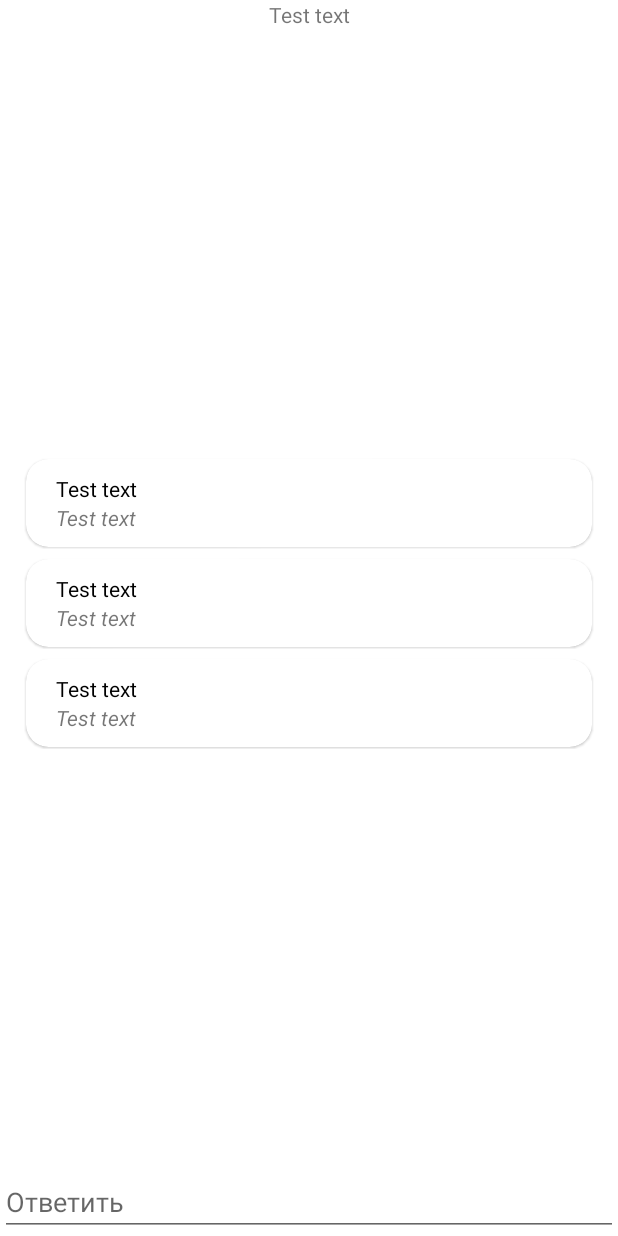
After one commit to AIResClub/icton-site-mobile-app, an Android app: the layout answer_ict_question_fragment.xml on its own in the app's theme, with its tools: preview values and no code run, on a phone screen of 412 x 824 dp. The commit adds this screen. Run offline under Robolectric (Android 15) with nearby library versions, the phone set to English and light mode, and no system bars.

Commit message:
XML for answers

```diff
--- a/app/src/main/java/com/itmo/ictmobile/data/models/Question.kt
+++ b/app/src/main/java/com/itmo/ictmobile/data/models/Question.kt
@@ -1,6 +1,7 @@
 package com.itmo.ictmobile.data.models
 
 data class Question(
+    var id: String = "",
     var author: String = "",
     var username: String = "",
     var questionText: String = "",
--- /dev/null
+++ b/app/src/main/java/com/itmo/ictmobile/data/remote/firebase/answer/AnswerRepository.kt
@@ -0,0 +1,5 @@
+package com.itmo.ictmobile.data.remote.firebase.answer
+
+class AnswerRepository {
+
+}
--- /dev/null
+++ b/app/src/main/java/com/itmo/ictmobile/data/remote/firebase/answer/AnswerService.kt
@@ -0,0 +1 @@
+package com.itmo.ictmobile.data.remote.firebase.answer
--- a/app/src/main/java/com/itmo/ictmobile/data/remote/firebase/question/QuestionRepository.kt
+++ b/app/src/main/java/com/itmo/ictmobile/data/remote/firebase/question/QuestionRepository.kt
@@ -35,6 +35,7 @@ class QuestionRepository(private val database: FirebaseFirestore) {
                         for (doc in snapshot) {
                             questions.add(
                                 Question(
+                                    doc.id,
                                     doc.getString("author")!!,
                                     doc.getString("username")!!,
                                     doc.getString("questionText")!!,
--- a/app/src/main/java/com/itmo/ictmobile/screens/askIct/AskIctFragment.kt
+++ b/app/src/main/java/com/itmo/ictmobile/screens/askIct/AskIctFragment.kt
@@ -73,6 +73,7 @@ class AskIctFragment : Fragment(R.layout.askict_fragment) {
                 }
 
                 val question = Question(
+                    "",
                     "${currentUser!!.firstName} ${currentUser.secondName}",
                     currentUser.username,
                     it.text.toString(),
--- /dev/null
+++ b/app/src/main/java/com/itmo/ictmobile/screens/askIct/askquestion/AnswerIctQuestionFragment.kt
@@ -0,0 +1,6 @@
+package com.itmo.ictmobile.screens.askIct.askquestion
+
+import androidx.fragment.app.Fragment
+import com.itmo.ictmobile.R
+
+class AnswerIctQuestionFragment : Fragment(R.layout.answer_ict_question_fragment)
--- /dev/null
+++ b/app/src/main/res/layout/answer_ict_question_fragment.xml
@@ -0,0 +1,37 @@
+<?xml version="1.0" encoding="utf-8"?>
+<androidx.constraintlayout.widget.ConstraintLayout xmlns:android="http://schemas.android.com/apk/res/android"
+    xmlns:app="http://schemas.android.com/apk/res-auto"
+    xmlns:tools="http://schemas.android.com/tools"
+    android:layout_width="match_parent"
+    android:layout_height="match_parent">
+
+    <TextView
+        android:id="@+id/questionText"
+        android:layout_width="wrap_content"
+        android:layout_height="wrap_content"
+        app:layout_constraintEnd_toEndOf="parent"
+        app:layout_constraintStart_toStartOf="parent"
+        app:layout_constraintTop_toTopOf="parent"
+        tools:text="Test text"/>
+
+    <androidx.recyclerview.widget.RecyclerView
+        android:id="@+id/ask_rv"
+        android:layout_width="match_parent"
+        android:layout_height="wrap_content"
+        app:layoutManager="androidx.recyclerview.widget.LinearLayoutManager"
+        app:layout_constraintBottom_toTopOf="@+id/answer"
+        app:layout_constraintEnd_toEndOf="parent"
+        app:layout_constraintStart_toStartOf="parent"
+        app:layout_constraintTop_toBottomOf="@+id/questionText"
+        tools:listitem="@layout/item_question" />
+
+    <EditText
+        android:id="@+id/answer"
+        android:layout_width="match_parent"
+        android:layout_height="wrap_content"
+        android:hint="@string/answer"
+        app:layout_constraintBottom_toBottomOf="parent"
+        app:layout_constraintEnd_toEndOf="parent"
+        app:layout_constraintStart_toStartOf="parent" />
+
+</androidx.constraintlayout.widget.ConstraintLayout>
--- a/app/src/main/res/layout/askict_fragment.xml
+++ b/app/src/main/res/layout/askict_fragment.xml
@@ -10,6 +10,6 @@
         android:layout_width="match_parent"
         android:layout_height="match_parent"
         app:layoutManager="androidx.recyclerview.widget.LinearLayoutManager"
-        tools:listitem="@layout/item_question" />
+        tools:listitem="@layout/item_ask" />
 
 </androidx.constraintlayout.widget.ConstraintLayout>
--- a/app/src/main/res/values/strings.xml
+++ b/app/src/main/res/values/strings.xml
@@ -27,4 +27,5 @@
     <string name="add_question">Добавить вопрос</string>
     <string name="add_question_btn">Добавить</string>
     <string name="cancel_question_btn">Отмена</string>
+    <string name="answer">Ответить</string>
 </resources>
```
Also changed, not shown: app/src/main/java/com/itmo/ictmobile/adapters/recycler/AnswerAdapter.kt (added, +10 -0 lines), app/src/main/java/com/itmo/ictmobile/data/models/Answer.kt (added, +8 -0 lines), app/src/main/java/com/itmo/ictmobile/screens/askIct/askquestion/AnswerIctQuestionViewModel.kt (added, +10 -0 lines), app/src/main/res/layout/item_ask.xml (added, +29 -0 lines).
